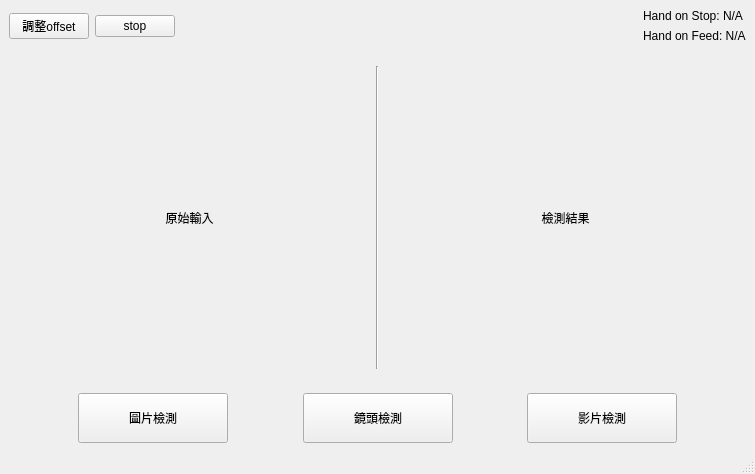
Old version of the form ui/main_window.ui in the repository wade00754/pmc-5axis-yolo.
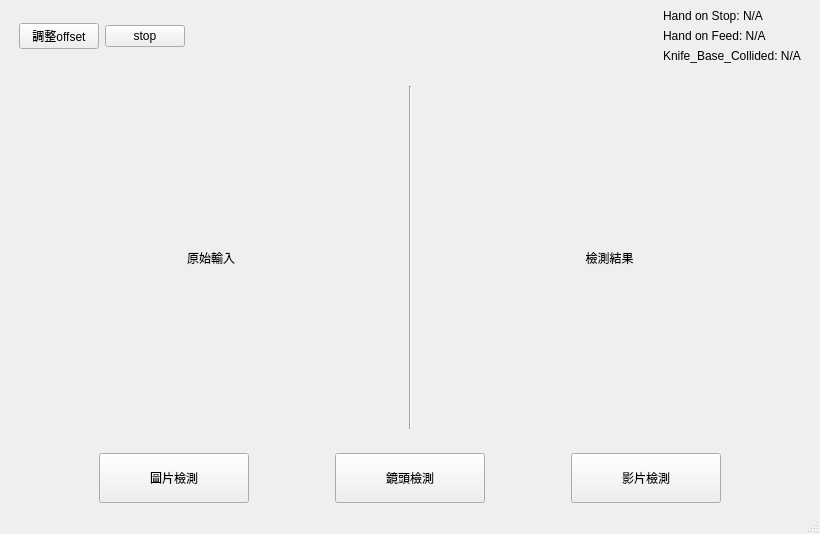
New version of the form.

The edit to the form file:
```diff
--- a/ui/main_window.ui
+++ b/ui/main_window.ui
@@ -6,8 +6,8 @@
    <rect>
     <x>0</x>
     <y>0</y>
-    <width>755</width>
-    <height>474</height>
+    <width>820</width>
+    <height>534</height>
    </rect>
   </property>
   <property name="windowTitle">
@@ -16,6 +16,24 @@
   <widget class="QWidget" name="centralwidget">
    <layout class="QGridLayout" name="gridLayout">
     <item row="0" column="0">
+     <spacer name="horizontalSpacer_6">
+      <property name="orientation">
+       <enum>Qt::Orientation::Horizontal</enum>
+      </property>
+      <property name="sizeType">
+       <enum>QSizePolicy::Policy::Fixed</enum>
+      </property>
+      <property name="sizeHint" stdset="0">
+       <size>
+        <width>10</width>
+        <height>20</height>
+       </size>
+      </property>
+     </spacer>
+    </item>
+    <item row="0" column="1">
+     <layout class="QVBoxLayout" name="verticalLayout_2">
+      <item>
      <layout class="QHBoxLayout" name="horizontalLayout_4">
       <item>
        <layout class="QHBoxLayout" name="horizontalLayout">
@@ -88,11 +106,24 @@
           </property>
          </widget>
         </item>
+          <item>
+           <widget class="QLabel" name="Label_KnifeBaseCollid_status">
+            <property name="sizePolicy">
+             <sizepolicy hsizetype="Fixed" vsizetype="Fixed">
+              <horstretch>0</horstretch>
+              <verstretch>0</verstretch>
+             </sizepolicy>
+            </property>
+            <property name="text">
+             <string>Knife_Base_Collided: N/A</string>
+            </property>
+           </widget>
+          </item>
        </layout>
       </item>
      </layout>
     </item>
-    <item row="1" column="0">
+      <item>
      <spacer name="verticalSpacer">
       <property name="orientation">
        <enum>Qt::Orientation::Vertical</enum>
@@ -108,7 +139,7 @@
       </property>
      </spacer>
     </item>
-    <item row="2" column="0">
+      <item>
      <layout class="QHBoxLayout" name="horizontalLayout_2">
       <item>
        <widget class="QLabel" name="input_media">
@@ -181,7 +212,7 @@
       </item>
      </layout>
     </item>
-    <item row="3" column="0">
+      <item>
      <spacer name="verticalSpacer_2">
       <property name="orientation">
        <enum>Qt::Orientation::Vertical</enum>
@@ -197,7 +228,7 @@
       </property>
      </spacer>
     </item>
-    <item row="4" column="0">
+      <item>
      <layout class="QHBoxLayout" name="horizontalLayout_3">
       <item>
        <spacer name="horizontalSpacer_5">
@@ -309,6 +340,24 @@
        </spacer>
       </item>
      </layout>
+      </item>
+     </layout>
+    </item>
+    <item row="0" column="2">
+     <spacer name="horizontalSpacer_7">
+      <property name="orientation">
+       <enum>Qt::Orientation::Horizontal</enum>
+      </property>
+      <property name="sizeType">
+       <enum>QSizePolicy::Policy::Fixed</enum>
+      </property>
+      <property name="sizeHint" stdset="0">
+       <size>
+        <width>10</width>
+        <height>20</height>
+       </size>
+      </property>
+     </spacer>
     </item>
    </layout>
   </widget>
```
Lines whose indentation alone changed are shown as unchanged.
